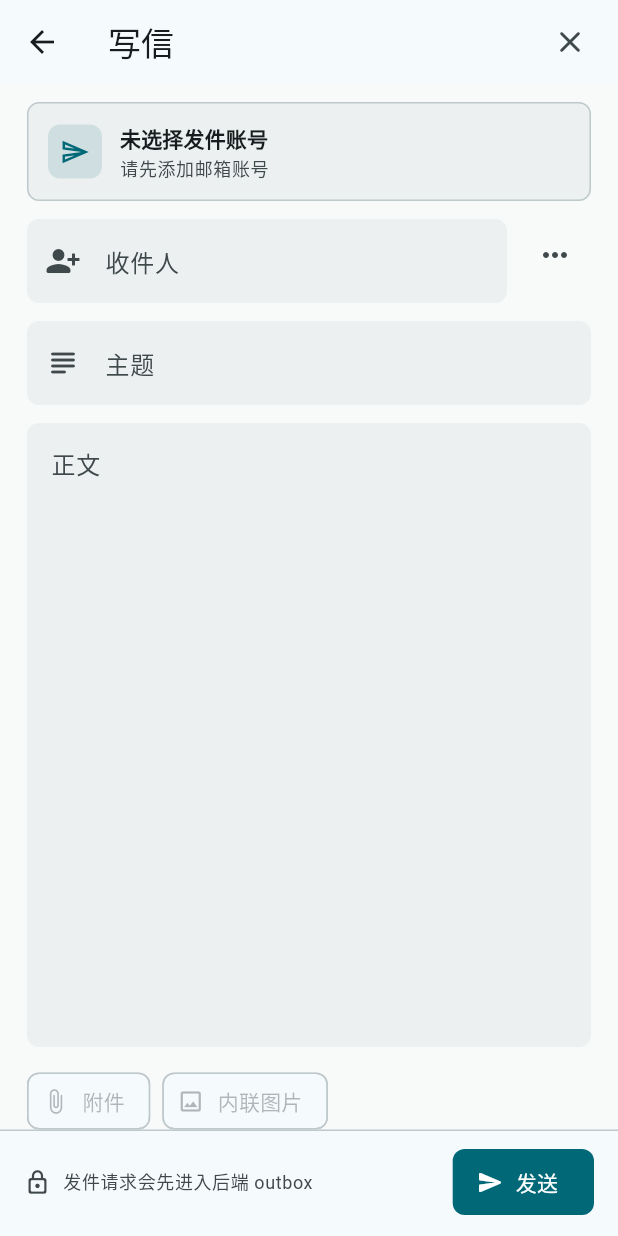
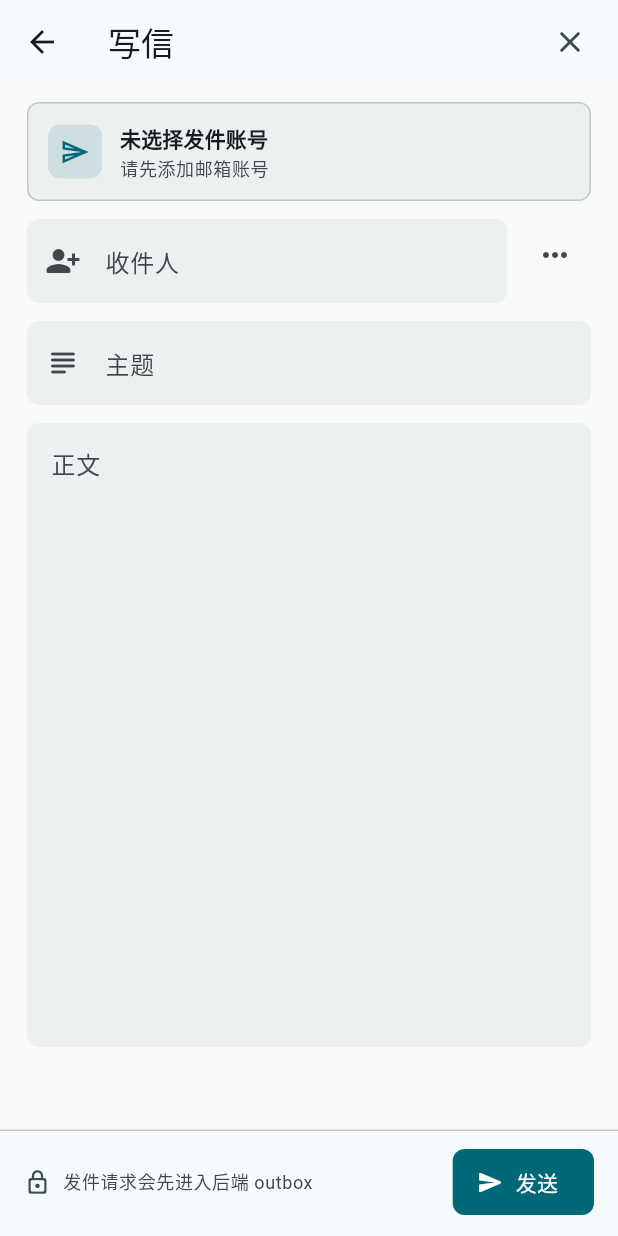
Before and after one commit to dong-dong6/email, a Flutter app: the _ComposeDialog screen opened directly with empty values, on a phone screen of 412 x 824 dp. Run offline on Flutter 3.47's test engine with Material 3 defaults, Android fonts, the phone set to English and light mode, and no system bars; our stand-ins replace shared_preferences; missing offline and left inert: dart:html; accounts and stored records are empty.

Commit message:
移除无效附件操作入口

```diff
--- a/client/lib/src/features/mail/parts/compose_dialog.dart
+++ b/client/lib/src/features/mail/parts/compose_dialog.dart
@@ -210,21 +210,6 @@ class _ComposeDialogState extends State<_ComposeDialog> {
                       labelText: '正文',
                     ),
                   ),
-                  const SizedBox(height: 12),
-                  const Wrap(
-                    spacing: 8,
-                    runSpacing: 8,
-                    children: [
-                      InputChip(
-                        avatar: Icon(Icons.attach_file_rounded),
-                        label: Text('附件'),
-                      ),
-                      InputChip(
-                        avatar: Icon(Icons.image_outlined),
-                        label: Text('内联图片'),
-                      ),
-                    ],
-                  ),
                   ListenableBuilder(
                     listenable: widget.state,
                     builder: (context, _) {
--- a/client/lib/src/features/mail/parts/message_detail.dart
+++ b/client/lib/src/features/mail/parts/message_detail.dart
@@ -265,14 +265,13 @@ class _AttachmentChip extends StatelessWidget {
   @override
   Widget build(BuildContext context) {
     final scheme = Theme.of(context).colorScheme;
-    return ActionChip(
+    return Chip(
       avatar: Icon(
         Icons.attach_file_rounded,
         color: scheme.primary,
         size: 18,
       ),
       label: Text(attachment.fileName, overflow: TextOverflow.ellipsis),
-      onPressed: () {},
     );
   }
 }
```
Also changed, not shown: 1 other file.
